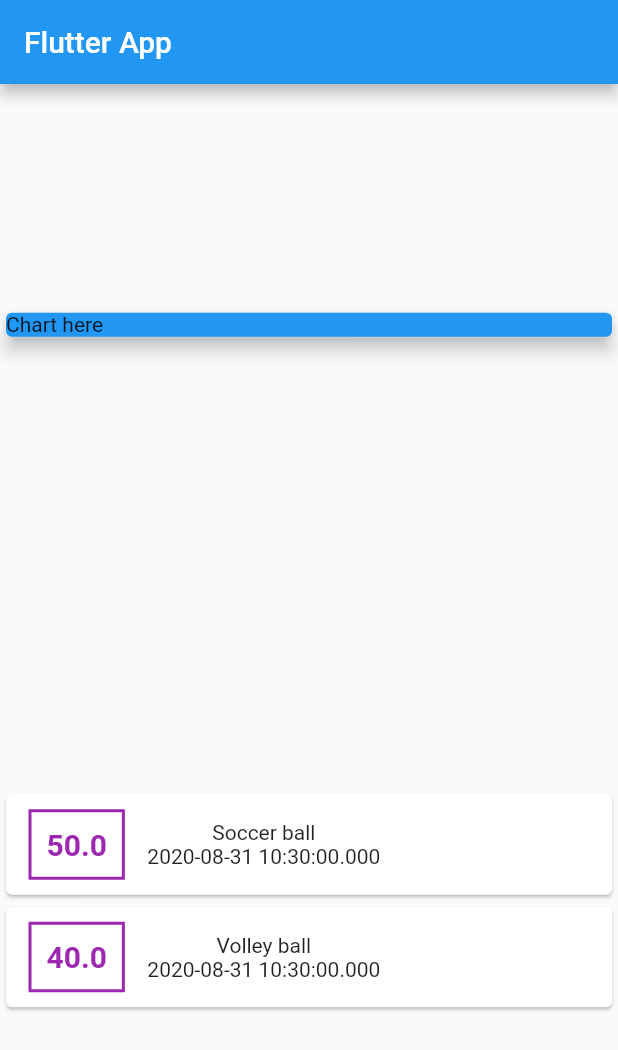
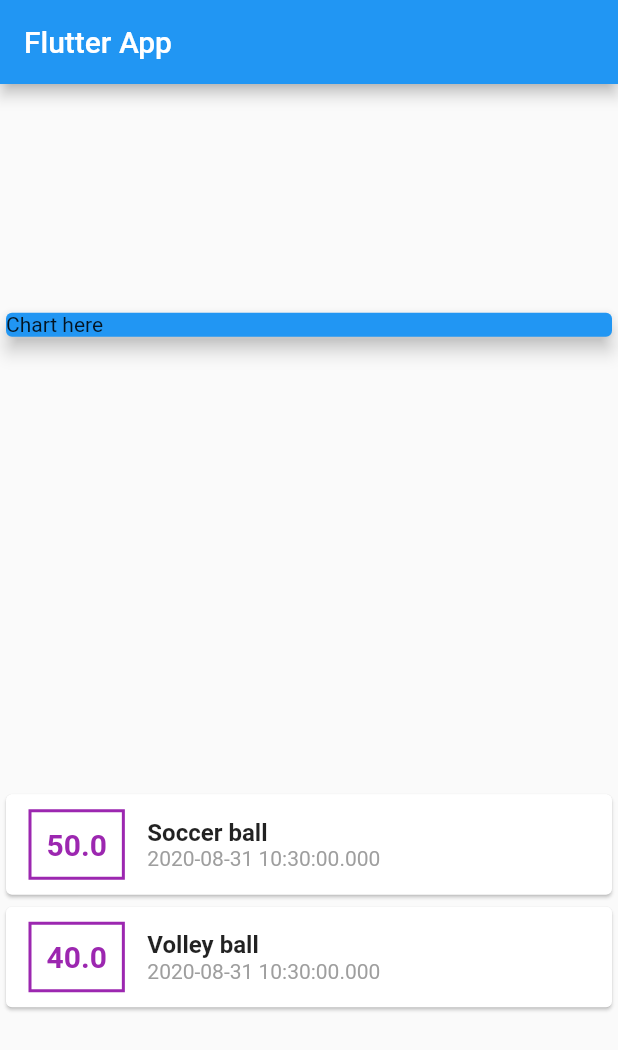
Before and after one commit to fvvsantana/learningFlutter, a Flutter app: the screen it shows after launch, on a phone screen of 412 x 824 dp. Shown: the top 1050 px of the screen. Run offline on Flutter 3.47's test engine with Material 2 defaults, Android fonts, the phone set to English and light mode, and no system bars.

Commit message:
78. More Styling!

```diff
--- a/personal_expenses/lib/main.dart
+++ b/personal_expenses/lib/main.dart
@@ -78,9 +78,23 @@ class MyHomePage extends StatelessWidget {
                           ),
                         ),
                         Column(
+                          crossAxisAlignment: CrossAxisAlignment.start,
                           children: [
-                            Text(tx.title),
-                            Text(tx.date.toString()),
+                            Text(
+                              tx.title,
+                              textAlign: TextAlign.start,
+                              style: TextStyle(
+                                fontSize: 16,
+                                fontWeight: FontWeight.bold,
+                              ),
+                            ),
+                            Text(
+                              tx.date.toString(),
+                              textAlign: TextAlign.start,
+                              style: TextStyle(
+                                color: Colors.grey,
+                              ),
+                            ),
                           ],
                         )
                       ],
```
